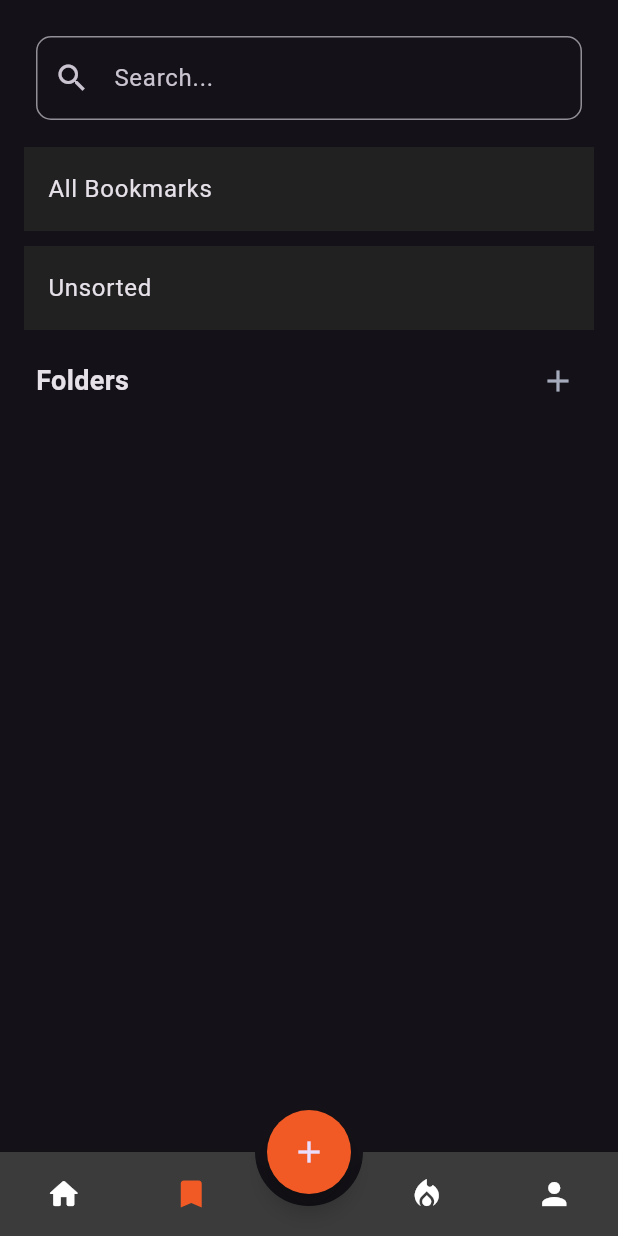
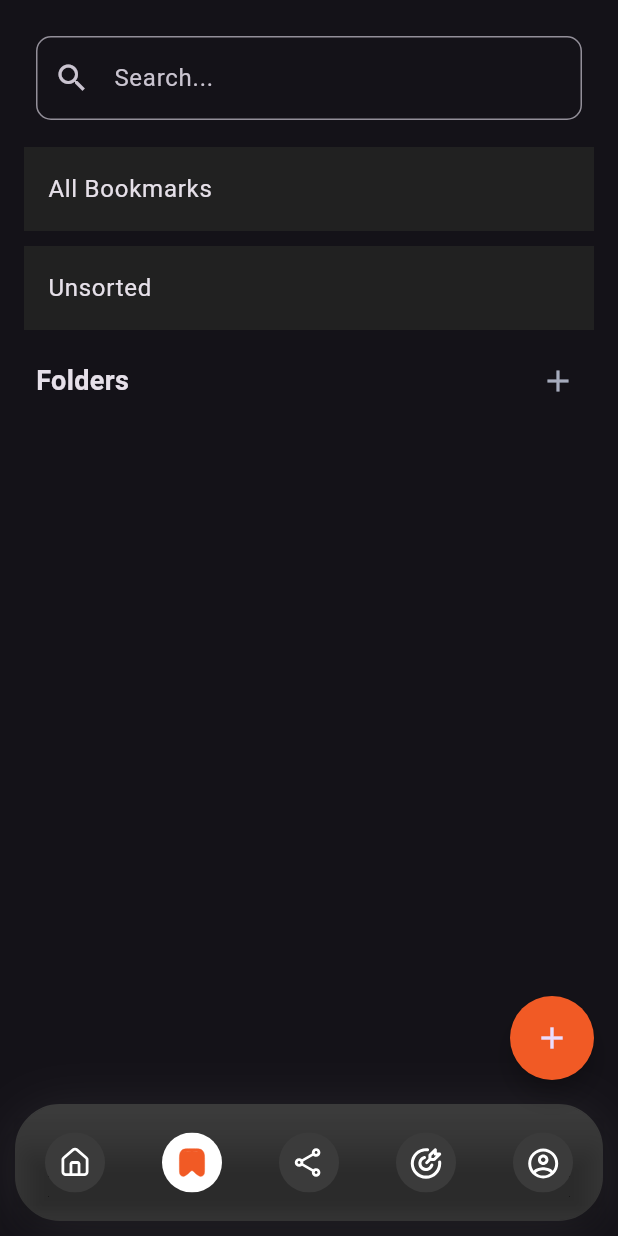
Before and after one commit to DOTOREAD/DOTOREAD_FLUTTER, a Flutter app: the screen it shows after launch, item 2 of the bottom bar chosen, on a phone screen of 412 x 824 dp. Run offline on Flutter 3.47's test engine with Material 3 defaults, Android fonts, the phone set to English and light mode, and no system bars; drawn by our look-alikes of animated_bottom_navigation_bar; our stand-ins replace carousel_slider, flutter_secure_storage, flutter_svg, freezed_annotation, get, percent_indicator; missing offline and left inert: flutter_inappwebview; network calls fail; Roboto replaces fonts that are missing (Pretendard).

Commit message:
style: bottomnavbar 아이콘 추가

```diff
--- a/lib/presentations/root.dart
+++ b/lib/presentations/root.dart
@@ -1,7 +1,9 @@
 import 'package:animated_bottom_navigation_bar/animated_bottom_navigation_bar.dart';
 import 'package:dotoread_app/presentations/screens/bookmark_screen.dart';
+import 'package:dotoread_app/presentations/screens/share_screen.dart';
 
 import 'package:flutter/material.dart';
+import 'package:flutter_svg/flutter_svg.dart';
 import 'package:get/get.dart';
 import '../controllers/root_controller.dart';
 import '../core/constants/theme.dart';
@@ -17,15 +19,25 @@ class Root extends StatelessWidget {
   final List<Widget> pages = [
     const HomeScreen(),
     const BookmarkScreen(),
+    const ShareScreen(),
     const DotoriScreen(),
     const SettingScreen(),
   ];
 
-  final List<IconData> iconList = [
-    Icons.home_rounded,
-    Icons.bookmark,
-    Icons.local_fire_department,
-    Icons.person,
+  final List<String> iconList = [
+    'assets/icons/Home.svg',
+    'assets/icons/BookMark.svg',
+    'assets/icons/Share.svg',
+    'assets/icons/Mission.svg',
+    'assets/icons/MyPage.svg',
+  ];
+
+  final List<String> iconClickedList = [
+    'assets/icons/HomeClicked.svg',
+    'assets/icons/BookMarkClicked.svg',
+    'assets/icons/ShareClicked.svg',
+    'assets/icons/MissionClicked.svg',
+    'assets/icons/MyPageClicked.svg',
   ];
 
   Root({super.key});
@@ -49,16 +61,47 @@ class Root extends StatelessWidget {
               },
               child: const Icon(Icons.add),
             ),
-      floatingActionButtonLocation: FloatingActionButtonLocation.centerDocked,
-      bottomNavigationBar: Obx(() => AnimatedBottomNavigationBar(
-            icons: iconList,
+      bottomNavigationBar: Obx(
+        () => Container(
+          margin: const EdgeInsets.only(left: 10, right: 10, bottom: 10),
+          padding: const EdgeInsets.symmetric(vertical: 10),
+          decoration: BoxDecoration(
+            color: AppTheme.gray1,
+            borderRadius: BorderRadius.circular(30),
+            boxShadow: const [
+              BoxShadow(
+                color: AppTheme.articleBox,
+                blurRadius: 30,
+                offset: Offset(0, 5),
+              ),
+            ],
+            border: Border.all(color: AppTheme.gray1, width: 1),
+          ),
+          child: AnimatedBottomNavigationBar.builder(
+            itemCount: iconList.length,
+            tabBuilder: (int index, bool isActive) {
+              return Padding(
+                padding: const EdgeInsets.symmetric(vertical: 8.0),
+                child: isActive
+                    ? SvgPicture.asset(
+                        iconClickedList[index],
+                        width: 24,
+                        height: 24,
+                      )
+                    : SvgPicture.asset(
+                        iconList[index],
+                        width: 24,
+                        height: 24,
+                      ),
+              );
+            },
             activeIndex: _controller.bottomNavIndex.value,
             onTap: (index) => _controller.updateIndex(index),
-            backgroundColor: AppTheme.gray1,
-            inactiveColor: AppTheme.white1,
-            activeColor: AppTheme.orange1,
-            gapLocation: GapLocation.center,
-          )),
+            backgroundColor: Colors.transparent,
+            gapLocation: GapLocation.none,
+          ),
+        ),
+      ),
     );
   }
 
--- /dev/null
+++ b/lib/presentations/screens/share_screen.dart
@@ -0,0 +1,10 @@
+import 'package:flutter/material.dart';
+
+class ShareScreen extends StatelessWidget {
+  const ShareScreen({super.key});
+
+  @override
+  Widget build(BuildContext context) {
+    return const Placeholder();
+  }
+}
--- a/lib/presentations/widgets/store_list.dart
+++ b/lib/presentations/widgets/store_list.dart
@@ -9,14 +9,16 @@ class StoreList extends StatelessWidget {
   final List<StoreModel> storeList = [
     const StoreModel(
       id: 1,
-      imageUrl: 'https://via.placeholder.com/200',
+      imageUrl:
+          'https://image.oliveyoung.co.kr/uploads/images/goods/400/10/0000/0020/A00000020787602ko.jpg?l=ko',
       name: 'World Wide Fund for Nature',
       content:
           'WWF는 세계적인 비영리 환경보전기관으로, 세계 100여 개국에서 글로벌 네트워크를 구축해 500만 명이상의 후원자들과 함께 활발히 활동하고 있습니다.',
     ),
     const StoreModel(
       id: 2,
-      imageUrl: 'https://via.placeholder.com/200',
+      imageUrl:
+          'https://image.oliveyoung.co.kr/uploads/images/goods/400/10/0000/0020/A00000020787602ko.jpg?l=ko',
       name: '동물권 행동 카라',
       content:
           '당신의 후원으로 동물을 구합니다. 구조와 입양, 정책연구와 법제정, 생명권 교육과 캠페인으로 우리사회의 동물권을 확장합니다. 동물권행동 카라는 정기적인 외부 회계감사와 매월 재정보호로 후원금을 투명하게 운용합니다.',
```
